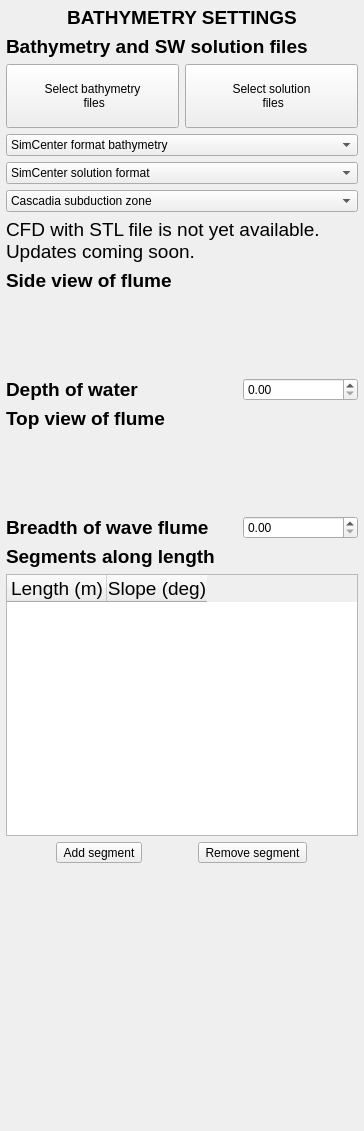
Qt form HydroUQ/bathymetry.ui (NHERI-SimCenter/HydroUQ) before a commit.
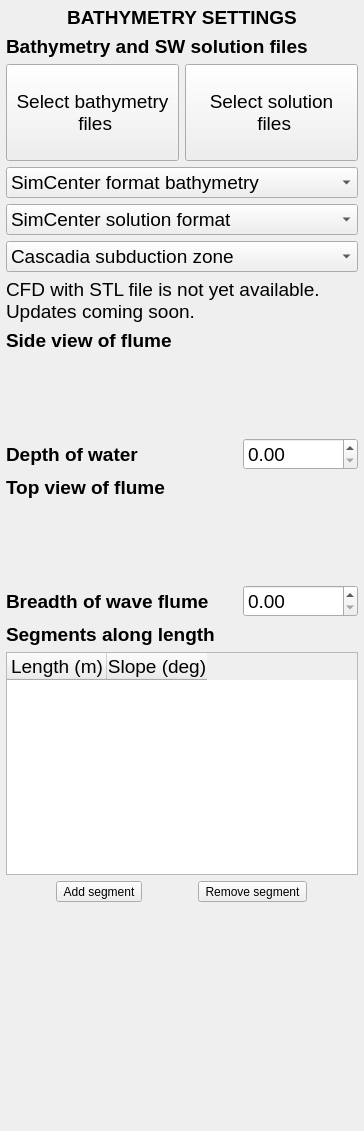
The same form after that commit. Icons and pictures are not drawn.

Commit message: Added parametric building into it. Cleaning layouts and fonts

```diff
--- a/HydroUQ/bathymetry.ui
+++ b/HydroUQ/bathymetry.ui
@@ -60,6 +60,11 @@
     <layout class="QHBoxLayout" name="HLY_Files">
      <item>
       <widget class="QPushButton" name="Btn_UploadFiles">
+       <property name="font">
+        <font>
+         <pointsize>14</pointsize>
+        </font>
+       </property>
        <property name="toolTip">
         <string>Select the bathymetric files to be used</string>
        </property>
@@ -76,6 +81,11 @@
      </item>
      <item>
       <widget class="QPushButton" name="Btn_UploadSolution">
+       <property name="font">
+        <font>
+         <pointsize>14</pointsize>
+        </font>
+       </property>
        <property name="toolTip">
         <string>Upload the shallow water solver solution files</string>
        </property>
@@ -96,6 +106,11 @@
     <layout class="QVBoxLayout" name="VLY_SCLibrary">
      <item>
       <widget class="QComboBox" name="CmB_FileType">
+       <property name="font">
+        <font>
+         <pointsize>14</pointsize>
+        </font>
+       </property>
        <property name="toolTip">
         <string>Select the format of the bathymetric files uploaded</string>
        </property>
@@ -126,6 +141,11 @@
      </item>
      <item>
       <widget class="QComboBox" name="CmB_SolFormat">
+       <property name="font">
+        <font>
+         <pointsize>14</pointsize>
+        </font>
+       </property>
        <property name="toolTip">
         <string>Select the format of the solutions files uploaded</string>
        </property>
@@ -151,6 +171,11 @@
      </item>
      <item>
       <widget class="QComboBox" name="CmB_Library">
+       <property name="font">
+        <font>
+         <pointsize>14</pointsize>
+        </font>
+       </property>
        <property name="toolTip">
         <string>Select one of the pre-existing SW solutions from the SimCenter Library</string>
        </property>
@@ -258,7 +283,13 @@
       </widget>
      </item>
      <item>
-      <widget class="QDoubleSpinBox" name="DSpBx_Depth"/>
+      <widget class="QDoubleSpinBox" name="DSpBx_Depth">
+       <property name="font">
+        <font>
+         <pointsize>14</pointsize>
+        </font>
+       </property>
+      </widget>
      </item>
     </layout>
    </item>
@@ -323,7 +354,13 @@
       </widget>
      </item>
      <item>
-      <widget class="QDoubleSpinBox" name="DSpBx_Breadth"/>
+      <widget class="QDoubleSpinBox" name="DSpBx_Breadth">
+       <property name="font">
+        <font>
+         <pointsize>14</pointsize>
+        </font>
+       </property>
+      </widget>
      </item>
     </layout>
    </item>
```
The commit also changes 9 other files.
